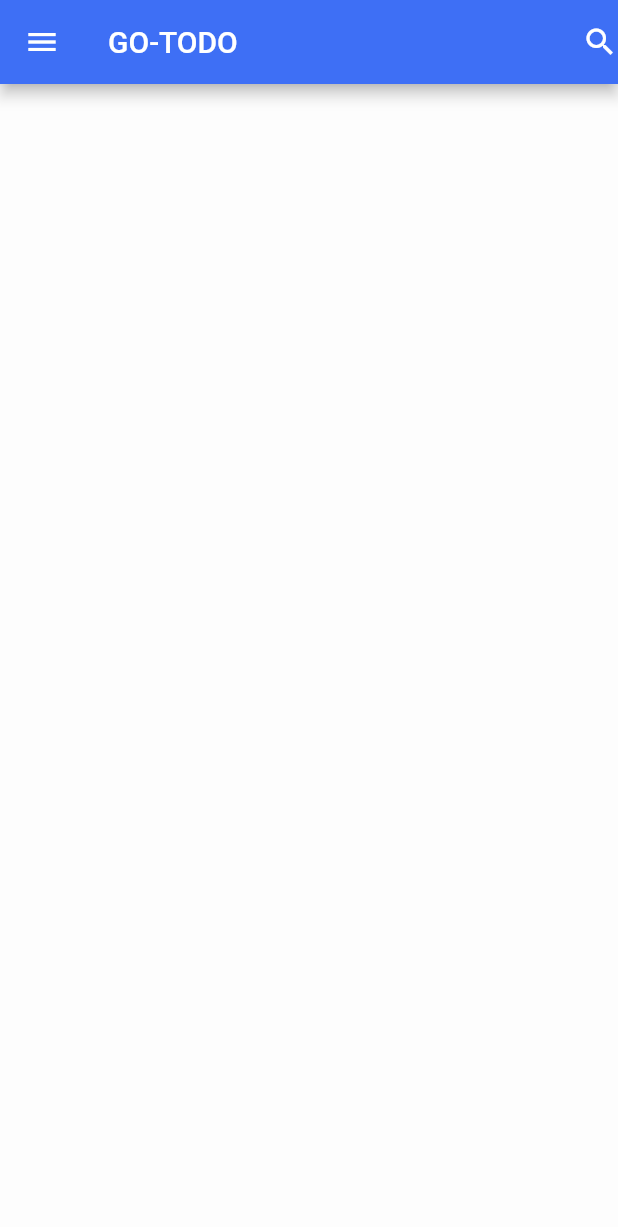
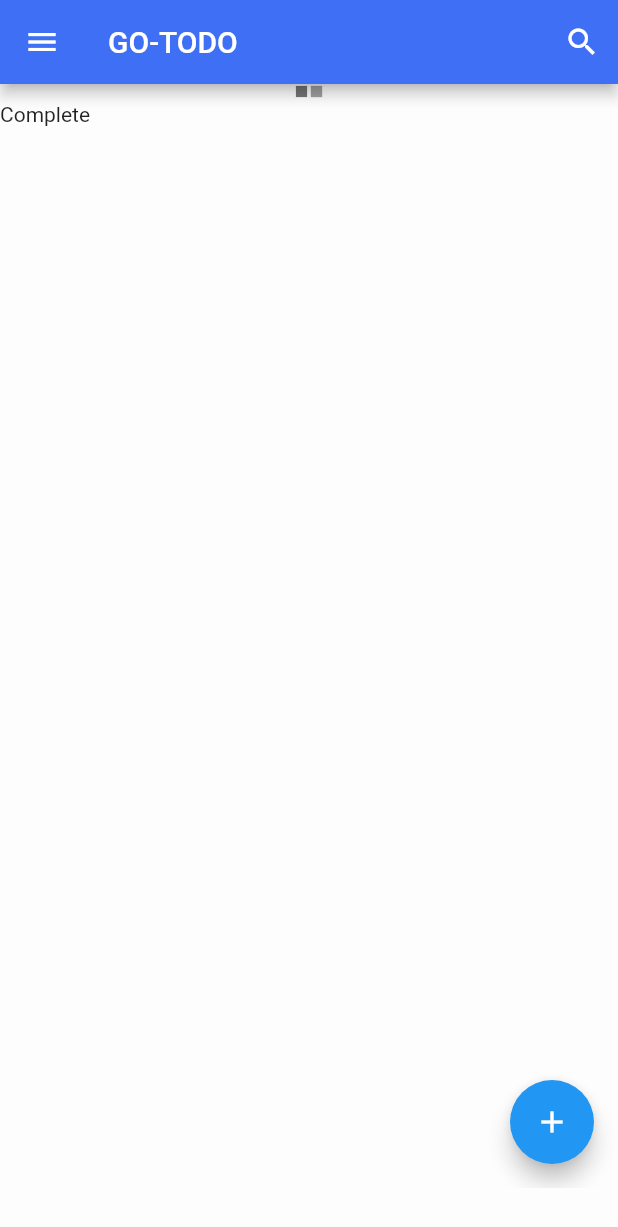
Before and after one commit to icebox-dev/Go-Todo-, a Flutter app: the HomeScreen screen opened directly, on a phone screen of 412 x 824 dp. Shown: the top 1227 px of the screen. Run offline on Flutter 3.47's test engine with Material 2 defaults, Android fonts, the phone set to English and light mode, and no system bars.

Commit message:
HomePartial

```diff
--- a/lib/Screens/home_screen.dart
+++ b/lib/Screens/home_screen.dart
@@ -3,14 +3,22 @@ import 'package:flutter/material.dart';
 import 'package:go_todo/Widgets/SideMenu.dart';
 
 
-class HomeScreen extends StatelessWidget {
+class HomeScreen extends StatefulWidget {
   const HomeScreen({Key? key}) : super(key: key);
 
+  @override
+  State<HomeScreen> createState() => _HomeScreenState();
+}
 
-
+class _HomeScreenState extends State<HomeScreen> {
+  Icon searchIcon = Icon(Icons.search);
+  Widget searchBar = Text("Connections");
   @override
   Widget build(BuildContext context) {
-    return Scaffold(
+    MediaQueryData queryData = MediaQuery.of(context);
+    return DefaultTabController(
+      length: 2,
+      child: Scaffold(
         drawer: NavDrawer(),
         appBar: AppBar(
 
@@ -18,10 +26,104 @@ class HomeScreen extends StatelessWidget {
 
           title: Text("GO-TODO") ,
           actions: [
-          Icon(Icons.search)
+            IconButton(onPressed: (){
+              setState((){
+                if(this.searchIcon.icon == Icons.search){
+                  this.searchIcon = Icon(Icons.clear);
+                  this.searchBar = Padding(
+                    padding: const EdgeInsets.all(8.0),
+                    child: TextField(
+
+                      textInputAction: TextInputAction.go,
+                      decoration: InputDecoration(
+                        border: InputBorder.none,
+                        hintText: "Search..",
+                        hintStyle: TextStyle(
+                            color: Colors.white54
+                        ),
+                      ),
+                      style: TextStyle(
+                          color: Colors.white,
+                          fontSize: 16
+                      ),
+                    ),
+                  );
+                }
+                else{
+                  this.searchIcon = Icon(Icons.search);
+                  this.searchBar = Text("Connections");
+                }
+              });
+            }, icon: searchIcon)
           ],
         ),
-      body: SafeArea(child: Container()),
+
+        body: Container(
+      child: Column(crossAxisAlignment: CrossAxisAlignment.stretch, children: <Widget>[
+        DefaultTabController(
+            length: 2, // length of tabs
+            initialIndex: 0,
+            child: Column(crossAxisAlignment: CrossAxisAlignment.stretch, children: <Widget>[
+              Container(
+                child: Center(
+                  child: TabBar(
+
+                    isScrollable: true,
+                    labelColor: Colors.black54,
+                    indicatorColor: Colors.transparent,
+
+                    unselectedLabelColor: Colors.grey,
+                    padding: EdgeInsets.zero,
+                    labelPadding: EdgeInsets.zero,
+                    indicatorPadding: EdgeInsets.zero,
+                    tabs: [
+                      Icon(Icons.square,size: 10,),
+                      Icon(Icons.square,size: 10,)
+                    ],
+                  ),
+                ),
+              ),
+              Container(
+
+                   height: queryData.size.height - 100,
+                   //height of TabBarView
+                  child: TabBarView(children: <Widget>[
+                    CompletedTasks(),
+                    IncompleteTasks()
+                  ])
+              )
+            ])
+        ),
+      ]),
+    ),
+      ));
+  }
+}
+
+
+class IncompleteTasks extends StatelessWidget {
+  const IncompleteTasks({Key? key}) : super(key: key);
+
+  @override
+  Widget build(BuildContext context) {
+    return Container(
+      child: Text("Incomplete"
+          ),
     );
   }
 }
+class CompletedTasks extends StatelessWidget {
+  const CompletedTasks({Key? key}) : super(key: key);
+
+  @override
+  Widget build(BuildContext context) {
+    return Scaffold(
+      floatingActionButton: FloatingActionButton(onPressed: (){},child: Icon(Icons.add),),
+      body:Container(
+    child: Text("Complete"
+    ),
+      )
+    );
+
+  }
+}
--- a/lib/main.dart
+++ b/lib/main.dart
@@ -17,6 +17,7 @@ class MyApp extends StatelessWidget {
       title: 'Go-Todo',
       themeMode: ThemeMode.system,
       darkTheme: ThemeData(
+
         secondaryHeaderColor: Color(0xff1E1E1E),//secondary backgroud color
         iconTheme: IconThemeData(
           color: Colors.white54
@@ -37,6 +38,7 @@ class MyApp extends StatelessWidget {
 
       //................................................................................................................................
       theme: ThemeData(
+
         secondaryHeaderColor: Color(0xffF4F8FF),//secondary background color
         iconTheme: IconThemeData(
           color: Color(0xff888888)
```
Lines whose indentation alone changed are shown as unchanged.
